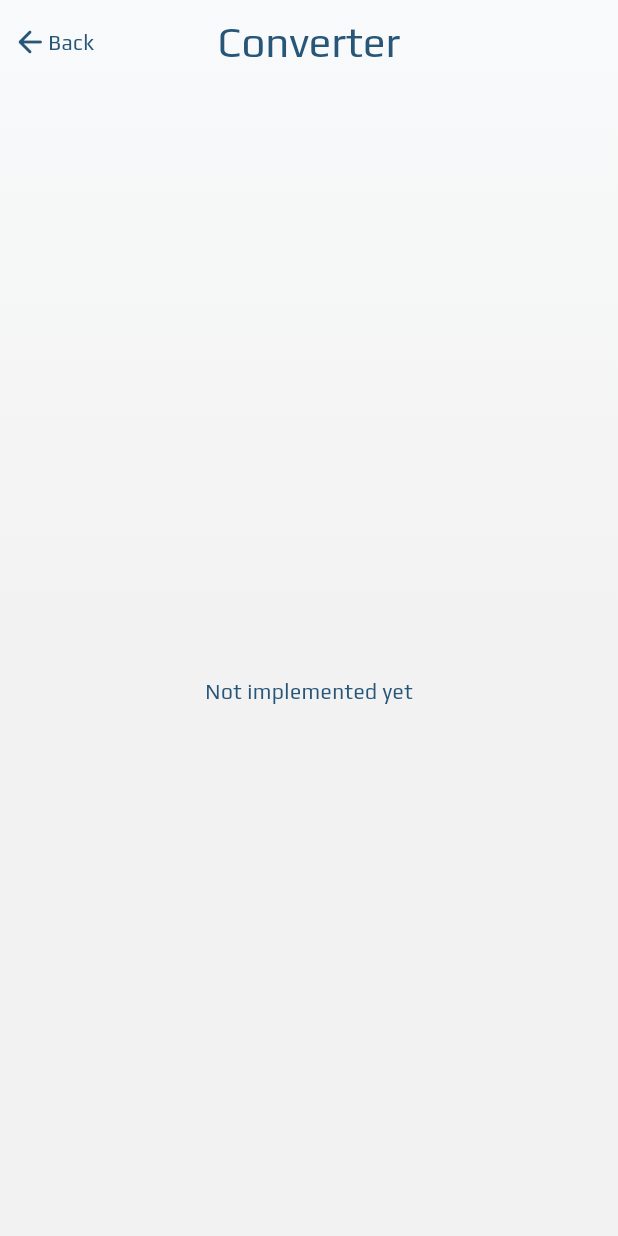
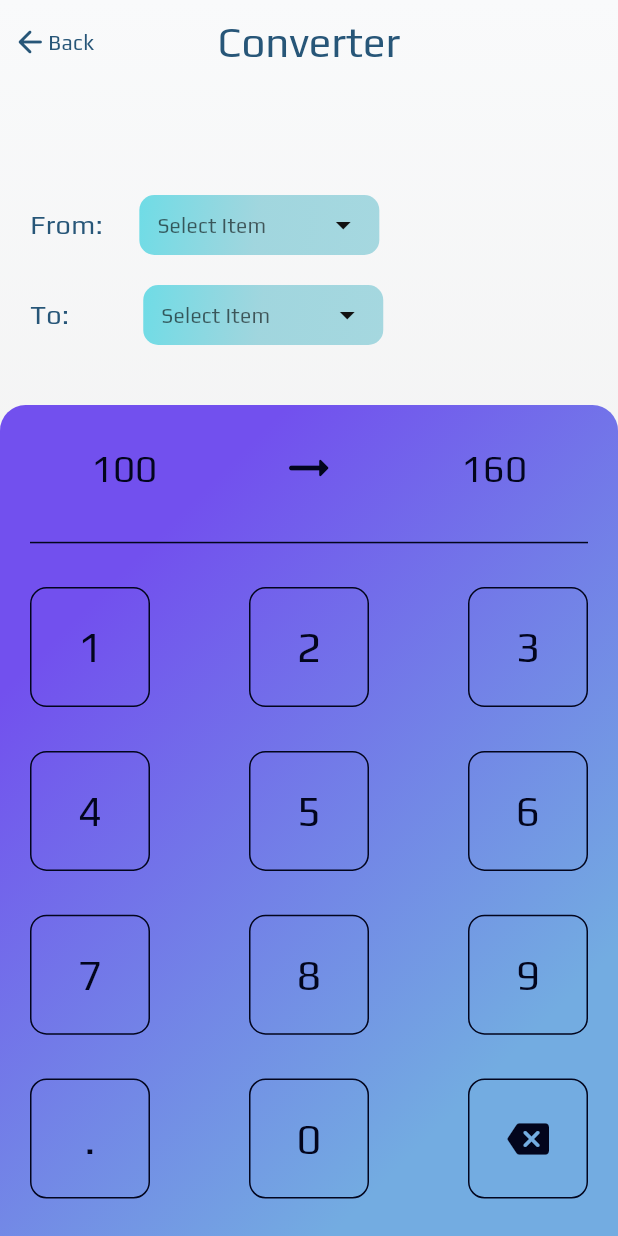
Before and after one commit to ASR1221/currency_exchange_flutter_app, a Flutter app: the screen it shows after launch, item 3 of the bottom bar chosen, on a phone screen of 412 x 824 dp. Run offline on Flutter 3.47's test engine with Material 3 defaults, Android fonts, the phone set to English and light mode, and no system bars; drawn by our look-alikes of dropdown_button2; our stand-ins replace fl_chart, shared_preferences.

Commit message:
ADD: converter page

```diff
--- a/lib/main.dart
+++ b/lib/main.dart
@@ -17,6 +17,7 @@ void main() async {
   ));
 }
 
+// TODO: search bar in list page
 // TODO: converter page
 // TODO: new details page
 // TODO: currency details page
--- a/lib/pages/converter_page.dart
+++ b/lib/pages/converter_page.dart
@@ -1,7 +1,10 @@
+import 'package:final_project/widgets/base_dropdown.dart';
+import 'package:final_project/widgets/number_button.dart';
 import 'package:flutter/material.dart';
 
 import '../widgets/background_gradient_wrapper.dart';
 import '../widgets/small_top_bar.dart';
+import '../constants/colors.dart' as colors;
 
 class ConverterPage extends StatefulWidget {
   const ConverterPage({super.key});
@@ -32,11 +35,88 @@ class _ConverterPageState extends State<ConverterPage> with AutomaticKeepAliveCl
       ),
       body: BackGroundGradientWrapper(
         childApp: Padding(
-        padding: const EdgeInsets.only(top: 120, left: 10, right: 10, bottom: 22),
+        padding: const EdgeInsets.only(top: 130,),
         child: MediaQuery.removePadding(
           context: context,
           removeTop: true,
-          child: Center(child: Text("Not implemented yet"),)
+          child: Column(children: [
+            const Padding(
+              padding: const EdgeInsets.only(left: 20),
+              child: Row(children: [
+                Text("From: ", style: TextStyle(fontSize: 18),),
+                SizedBox(width: 20,),
+                BaseDropdown(),
+              ],),
+            ),
+            const SizedBox(height: 20,),
+            const Padding(
+              padding: const EdgeInsets.only(left: 20),
+              child: Row(children: [
+                Text("To: ", style: TextStyle(fontSize: 18),),
+                SizedBox(width: 45,),
+                BaseDropdown(),
+              ],),
+            ),
+            const SizedBox(height: 40,),
+            Expanded(
+              child: Container(
+                width: double.infinity,
+                decoration: const BoxDecoration(
+                  gradient: colors.topNavGradient,
+                  borderRadius: BorderRadius.only(topLeft: Radius.circular(17), topRight: Radius.circular(17),),
+                ),
+                child: const Padding(
+                  padding: EdgeInsets.only(left: 20, right: 20, top: 22, bottom: 25),
+                  child: Column(mainAxisAlignment: MainAxisAlignment.spaceBetween, children: [
+                    Row(
+                      mainAxisAlignment: MainAxisAlignment.spaceAround,
+                      children: [
+                        Text("100", style: TextStyle(fontSize: 25, color: colors.gradientBorderColor),),
+                        Icon(Icons.arrow_right_alt_rounded, color: colors.gradientBorderColor, size: 40,),
+                        Text("160", style: TextStyle(fontSize: 25, color: colors.gradientBorderColor),),
+                      ],
+                    ),
+                    Divider(
+                      height: 1,
+                      color: colors.gradientBorderColor,
+                    ),
+                    Row(
+                      mainAxisAlignment: MainAxisAlignment.spaceBetween,
+                      children: [
+                        DialNumberButton(btnNumber: "1"),
+                        DialNumberButton(btnNumber: "2"),
+                        DialNumberButton(btnNumber: "3"),
+                      ],
+                    ),
+                    Row(
+                      mainAxisAlignment: MainAxisAlignment.spaceBetween,
+                      children: [
+                        DialNumberButton(btnNumber: "4"),
+                        DialNumberButton(btnNumber: "5"),
+                        DialNumberButton(btnNumber: "6"),
+                      ],
+                    ),
+                    Row(
+                      mainAxisAlignment: MainAxisAlignment.spaceBetween,
+                      children: [
+                        DialNumberButton(btnNumber: "7"),
+                        DialNumberButton(btnNumber: "8"),
+                        DialNumberButton(btnNumber: "9"),
+                      ],
+                    ),
+                    Row(
+                      mainAxisAlignment: MainAxisAlignment.spaceBetween,
+                      children: [
+                        DialNumberButton(btnNumber: "."),
+                        DialNumberButton(btnNumber: "0"),
+                        DialNumberButton(btnNumber: ""), // TODO
+                      ],
+                    ),
+                  ]),
+                ),
+              ),
+            )
+          ],)
         ),
           ),
       ));
--- a/lib/widgets/number_button.dart
+++ b/lib/widgets/number_button.dart
@@ -17,10 +17,11 @@ class DialNumberButton extends StatelessWidget {
         decoration: BoxDecoration(
           color: Colors.transparent,
           border: Border.all(color: colors.gradientBorderColor, width: 1),
-          borderRadius: BorderRadius.circular(10)
+          borderRadius: BorderRadius.circular(11)
         ),
         child: Center(
-          child: Text(btnNumber),
+          child: btnNumber == "" ? Icon(Icons.backspace_rounded, color: colors.gradientBorderColor, size: 28,) :
+          Text(btnNumber, style: TextStyle(color: colors.gradientBorderColor, fontSize: 28),),
         ),
       ),
     );
```
